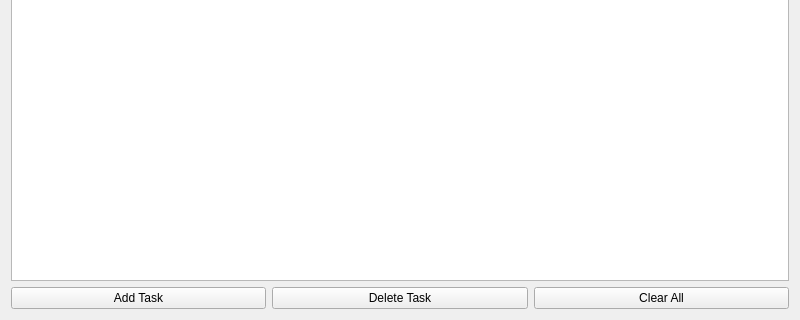
Qt form mainwindow.ui (zlforward/qtTaskManage) before a commit; both pictures show x 0 to 800 and y 280 to 600 of the 800 by 600 pixel window.
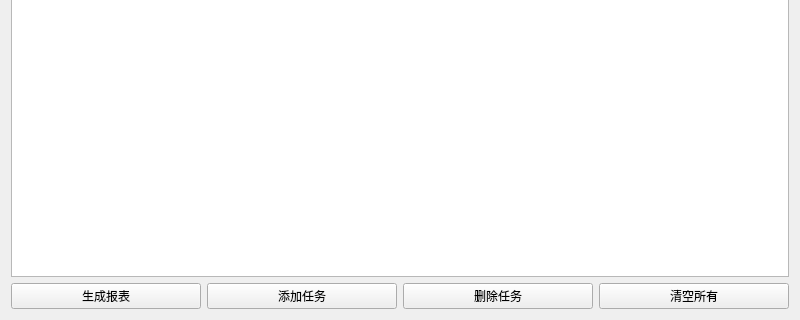
The same form after that commit.

Commit message: 更新主窗口，添加任务筛选功能和执行人字段，优化界面布局和样式

Patch:
```diff
--- a/mainwindow.ui
+++ b/mainwindow.ui
@@ -27,24 +27,31 @@
     </item>
     <item>
      <layout class="QHBoxLayout" name="horizontalLayout">
+      <item>
+       <widget class="QPushButton" name="reportButton">
+        <property name="text">
+         <string>生成报表</string>
+        </property>
+       </widget>
+      </item>
       <item>
        <widget class="QPushButton" name="addButton">
         <property name="text">
-         <string>Add Task</string>
+         <string>添加任务</string>
         </property>
        </widget>
       </item>
       <item>
        <widget class="QPushButton" name="deleteButton">
         <property name="text">
-         <string>Delete Task</string>
+         <string>删除任务</string>
         </property>
        </widget>
       </item>
       <item>
        <widget class="QPushButton" name="clearButton">
         <property name="text">
-         <string>Clear All</string>
+         <string>清空所有</string>
         </property>
        </widget>
       </item>
```
The commit also changes 5 other files.
